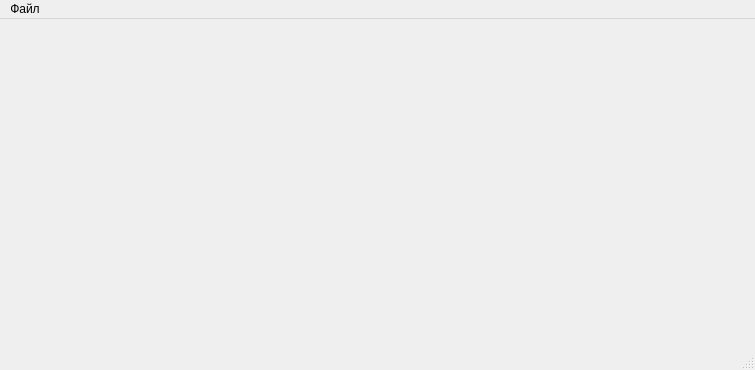
Before: the Qt Designer form mainwindow.ui in vintikcomua/minishop, drawn with Qt 5.
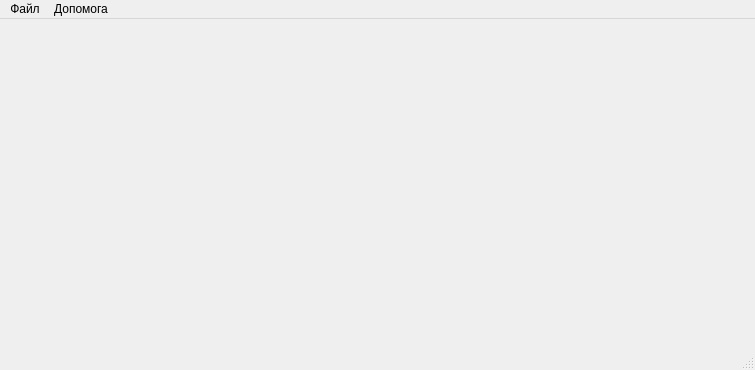
After: the same form once the commit is applied.

Commit message: add About form

What changed in the file:
```diff
--- a/mainwindow.ui
+++ b/mainwindow.ui
@@ -30,7 +30,15 @@
     <addaction name="separator"/>
     <addaction name="quitAction"/>
    </widget>
+   <widget class="QMenu" name="menu_2">
+    <property name="title">
+     <string>Допомога</string>
+    </property>
+    <addaction name="separator"/>
+    <addaction name="aboutAction"/>
+   </widget>
    <addaction name="menu"/>
+   <addaction name="menu_2"/>
   </widget>
   <widget class="QStatusBar" name="statusbar"/>
   <action name="quitAction">
```
Left out of the diff: 5 changed lines with no effect on the pictures. The commit also changes 7 other files.
